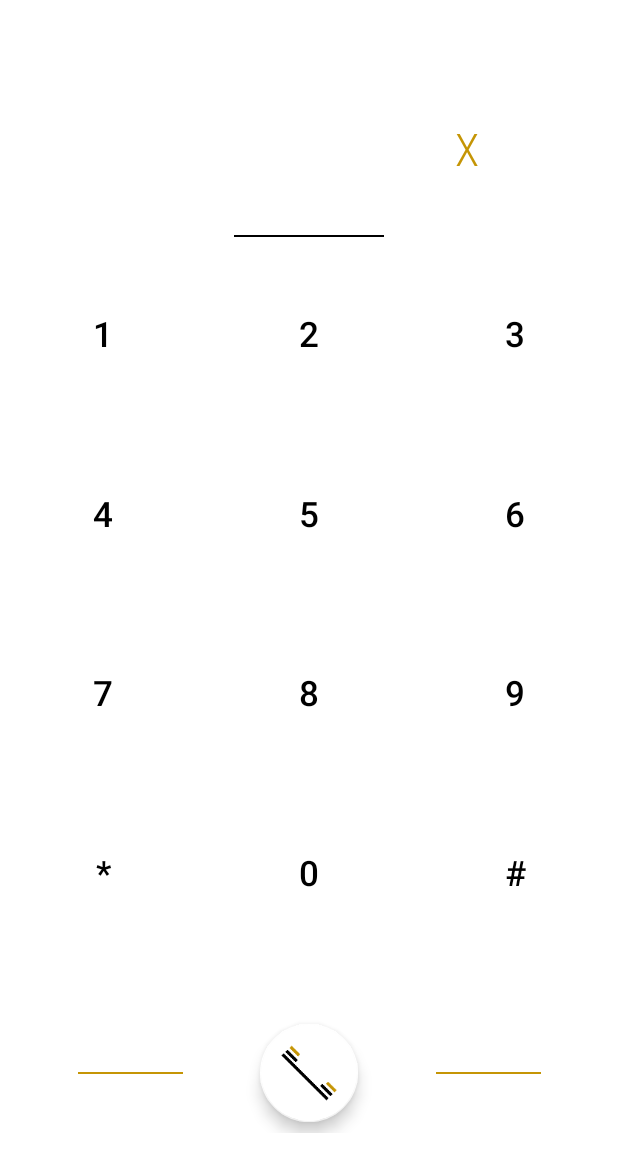
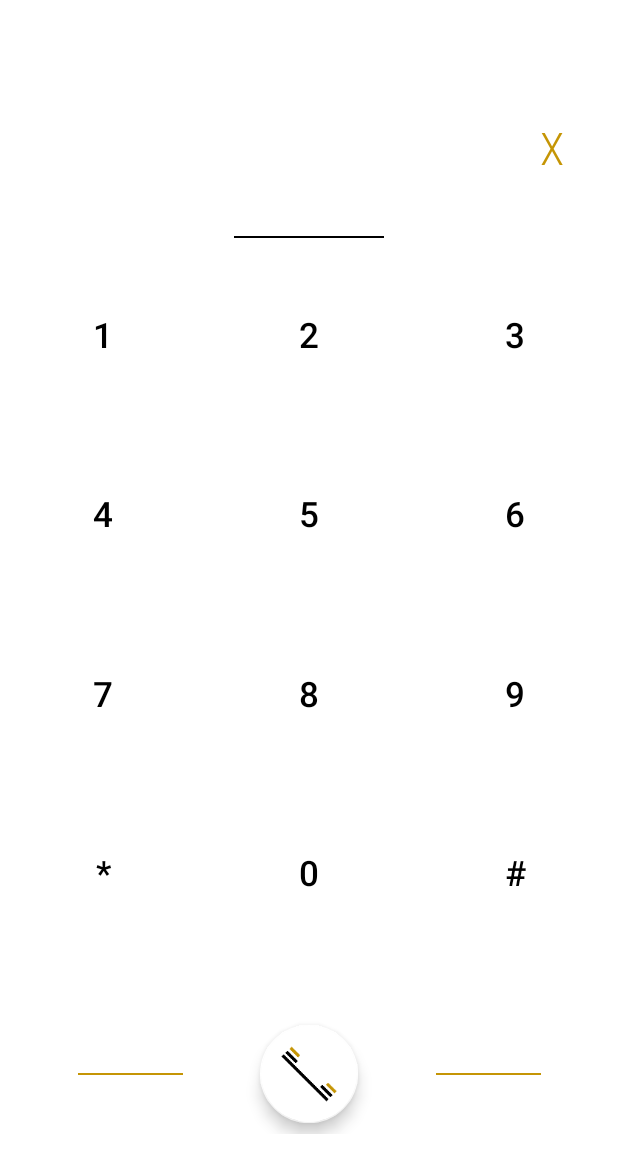
Before and after one commit to fletchthefletch/DiallerApplication, an Android app: the screen it shows after launch (MainActivity), on a phone screen of 412 x 824 dp. Shown: the top 1173 px of the screen. Run offline under Robolectric (Android 15) with nearby library versions, the phone set to English and light mode, and no system bars.

Commit message:
- Change input layout from Linear to Constraint

```diff
--- a/app/src/main/res/layout-land/activity_main_constraint_layout.xml
+++ b/app/src/main/res/layout-land/activity_main_constraint_layout.xml
@@ -249,6 +249,4 @@
             android:text="@string/hash"
             android:textSize="@dimen/num_size" />
     </LinearLayout>
-
-
 </androidx.constraintlayout.widget.ConstraintLayout>
--- a/app/src/main/res/layout/activity_main_constraint_layout.xml
+++ b/app/src/main/res/layout/activity_main_constraint_layout.xml
@@ -6,11 +6,10 @@
     android:layout_height="match_parent"
     android:background="#FFFFFF">
 
-    <LinearLayout
+    <androidx.constraintlayout.widget.ConstraintLayout
         android:id="@+id/input_row"
         android:layout_width="match_parent"
         android:layout_height="wrap_content"
-        android:orientation="horizontal"
         app:layout_constraintBottom_toTopOf="@id/layout_row1"
         app:layout_constraintEnd_toEndOf="parent"
         app:layout_constraintStart_toStartOf="parent"
@@ -18,8 +17,8 @@
 
         <TextView
             android:id="@+id/main_num_textview"
-            android:layout_width="262dp"
-            android:layout_height="60dp"
+            android:layout_width="0dp"
+            android:layout_height="0dp"
             android:layout_marginEnd="5dp"
             android:freezesText="true"
             android:gravity="center_horizontal|center_vertical"
@@ -28,19 +27,27 @@
             android:paddingEnd="0dp"
             android:textAlignment="center"
             android:textColor="@color/gold"
-            android:textSize="30sp" />
+            android:textSize="30sp"
+            app:layout_constraintBottom_toBottomOf="parent"
+            app:layout_constraintEnd_toStartOf="@+id/btn_delete"
+            app:layout_constraintStart_toStartOf="parent"
+            app:layout_constraintTop_toTopOf="@+id/btn_delete" />
 
         <Button
             android:id="@+id/btn_delete"
             style="@style/SelectableItemBackgroundDark"
             android:layout_width="wrap_content"
-            android:layout_height="60dp"
+            android:layout_height="wrap_content"
             android:background="?attr/selectableItemBackground"
             android:fontFamily="sans-serif-condensed-light"
             android:text="@string/deleteText"
             android:textColor="@color/gold"
-            android:textSize="30sp"/>
-    </LinearLayout>
+            android:textSize="30sp"
+            app:layout_constraintBottom_toBottomOf="parent"
+            app:layout_constraintEnd_toEndOf="parent"
+            app:layout_constraintStart_toEndOf="@+id/main_num_textview"
+            app:layout_constraintTop_toTopOf="parent" />
+    </androidx.constraintlayout.widget.ConstraintLayout>
 
     <LinearLayout
         android:id="@+id/layout_row1"
```
